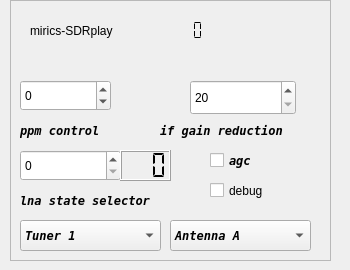
Qt form devices/sdrplay-handler-v2/sdrplay-widget-v2.ui (JvanKatwijk/qt-1090) before a commit.
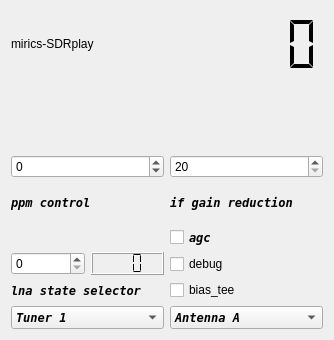
The same form after that commit.

Commit message: added biasT handling to sdrplay

Diff of the .ui file:
```diff
--- a/devices/sdrplay-handler-v2/sdrplay-widget-v2.ui
+++ b/devices/sdrplay-handler-v2/sdrplay-widget-v2.ui
@@ -6,63 +6,25 @@
    <rect>
     <x>0</x>
     <y>0</y>
-    <width>350</width>
-    <height>270</height>
+    <width>334</width>
+    <height>340</height>
    </rect>
   </property>
   <property name="windowTitle">
    <string>SDRplay control</string>
   </property>
-  <widget class="QFrame" name="frame">
-   <property name="geometry">
-    <rect>
-     <x>10</x>
-     <y>0</y>
-     <width>321</width>
-     <height>261</height>
-    </rect>
-   </property>
-   <property name="frameShape">
-    <enum>QFrame::StyledPanel</enum>
-   </property>
-   <property name="frameShadow">
-    <enum>QFrame::Raised</enum>
-   </property>
+  <layout class="QVBoxLayout" name="verticalLayout_5">
+   <item>
+    <layout class="QHBoxLayout" name="horizontalLayout">
+     <item>
    <widget class="QLabel" name="deviceLabel">
-    <property name="geometry">
-     <rect>
-      <x>20</x>
-      <y>20</y>
-      <width>121</width>
-      <height>21</height>
-     </rect>
-    </property>
     <property name="text">
      <string>mirics-SDRplay</string>
     </property>
    </widget>
-   <widget class="QLabel" name="statusLabel">
-    <property name="geometry">
-     <rect>
-      <x>16</x>
-      <y>180</y>
-      <width>121</width>
-      <height>21</height>
-     </rect>
-    </property>
-    <property name="text">
-     <string/>
-    </property>
-   </widget>
+     </item>
+     <item>
    <widget class="QLCDNumber" name="api_version">
-    <property name="geometry">
-     <rect>
-      <x>130</x>
-      <y>20</y>
-      <width>81</width>
-      <height>21</height>
-     </rect>
-    </property>
     <property name="toolTip">
      <string>&lt;html&gt;&lt;head/&gt;&lt;body&gt;&lt;p&gt;Version of the SDRplay library detected.&lt;/p&gt;&lt;/body&gt;&lt;/html&gt;</string>
     </property>
@@ -73,39 +35,22 @@
      <enum>QLCDNumber::Flat</enum>
     </property>
    </widget>
-   <widget class="QCheckBox" name="agcControl">
-    <property name="geometry">
-     <rect>
-      <x>200</x>
-      <y>150</y>
-      <width>71</width>
-      <height>21</height>
-     </rect>
-    </property>
-    <property name="font">
-     <font>
-      <family>DejaVu Sans Mono</family>
-      <weight>75</weight>
-      <italic>true</italic>
-      <bold>true</bold>
-     </font>
-    </property>
-    <property name="toolTip">
-     <string>&lt;html&gt;&lt;head/&gt;&lt;body&gt;&lt;p&gt;Touch to switch on automatic gain control - based on the setting of the lnastate and the ifgain.&lt;/p&gt;&lt;p&gt;If switched on, the lnastate switch and the ifgain slider are switched off&lt;/p&gt;&lt;/body&gt;&lt;/html&gt;</string>
-    </property>
+     </item>
+    </layout>
+   </item>
+   <item>
+    <widget class="QLabel" name="serialNumber">
     <property name="text">
-     <string>agc</string>
-    </property>
-   </widget>
+      <string/>
+     </property>
+    </widget>
+   </item>
+   <item>
+    <layout class="QHBoxLayout" name="horizontalLayout_2">
+     <item>
+      <layout class="QVBoxLayout" name="verticalLayout_2">
+       <item>
    <widget class="QSpinBox" name="ppmControl">
-    <property name="geometry">
-     <rect>
-      <x>10</x>
-      <y>80</y>
-      <width>91</width>
-      <height>31</height>
-     </rect>
-    </property>
     <property name="toolTip">
      <string>&lt;html&gt;&lt;head/&gt;&lt;body&gt;&lt;p&gt;ppm control. Tells the device the offset (in ppm) of the observed oscillator offset.&lt;/p&gt;&lt;/body&gt;&lt;/html&gt;</string>
     </property>
@@ -116,72 +61,77 @@
      <number>200</number>
     </property>
    </widget>
-   <widget class="QLabel" name="serialNumber">
-    <property name="geometry">
-     <rect>
-      <x>20</x>
-      <y>50</y>
-      <width>171</width>
-      <height>21</height>
-     </rect>
-    </property>
+       </item>
+       <item>
+        <widget class="QLabel" name="label">
+         <property name="font">
+          <font>
+           <family>DejaVu Sans Mono</family>
+           <weight>75</weight>
+           <italic>true</italic>
+           <bold>true</bold>
+          </font>
+         </property>
+         <property name="text">
+          <string>ppm control</string>
+         </property>
+        </widget>
+       </item>
+      </layout>
+     </item>
+     <item>
+      <layout class="QVBoxLayout" name="verticalLayout">
+       <item>
+        <widget class="QSpinBox" name="GRdBSelector">
+         <property name="minimum">
+          <number>20</number>
+         </property>
+         <property name="maximum">
+          <number>59</number>
+         </property>
+        </widget>
+       </item>
+       <item>
+        <widget class="QLabel" name="gainsliderLabel">
+         <property name="font">
+          <font>
+           <family>DejaVu Sans Mono</family>
+           <weight>75</weight>
+           <italic>true</italic>
+           <bold>true</bold>
+          </font>
+         </property>
+         <property name="text">
+          <string>if gain reduction</string>
+         </property>
+        </widget>
+       </item>
+      </layout>
+     </item>
+    </layout>
+   </item>
+   <item>
+    <layout class="QHBoxLayout" name="horizontalLayout_5">
+     <item>
+      <layout class="QVBoxLayout" name="verticalLayout_4">
+       <item>
+        <widget class="QLabel" name="statusLabel">
     <property name="text">
      <string/>
     </property>
    </widget>
-   <widget class="QComboBox" name="antennaSelector">
-    <property name="geometry">
-     <rect>
-      <x>160</x>
-      <y>220</y>
-      <width>141</width>
-      <height>31</height>
-     </rect>
-    </property>
-    <property name="font">
-     <font>
-      <family>DejaVu Sans Mono</family>
-      <weight>75</weight>
-      <italic>true</italic>
-      <bold>true</bold>
-     </font>
-    </property>
-    <property name="toolTip">
-     <string>&lt;html&gt;&lt;head/&gt;&lt;body&gt;&lt;p&gt;Select an antenna (RSP-II)&lt;/p&gt;&lt;/body&gt;&lt;/html&gt;</string>
-    </property>
-    <item>
-     <property name="text">
-      <string>Antenna A</string>
-     </property>
     </item>
     <item>
-     <property name="text">
-      <string>Antenna B</string>
-     </property>
-    </item>
-   </widget>
+        <layout class="QHBoxLayout" name="horizontalLayout_3">
+         <item>
    <widget class="QSpinBox" name="lnaGainSetting">
-    <property name="geometry">
-     <rect>
-      <x>10</x>
-      <y>150</y>
-      <width>101</width>
-      <height>31</height>
-     </rect>
-    </property>
     <property name="toolTip">
      <string>&lt;html&gt;&lt;head/&gt;&lt;body&gt;&lt;p&gt;Setting the lna state, determining the gain reduction applied in the lna.&lt;/p&gt;&lt;/body&gt;&lt;/html&gt;</string>
     </property>
    </widget>
+         </item>
+         <item>
    <widget class="QLCDNumber" name="lnaGRdBDisplay">
-    <property name="geometry">
-     <rect>
-      <x>110</x>
-      <y>150</y>
-      <width>51</width>
-      <height>31</height>
-     </rect>
-    </property>
     <property name="toolTip">
      <string>&lt;html&gt;&lt;head/&gt;&lt;body&gt;&lt;p&gt;The display shows the gain reduction in the lna of the device.&lt;/p&gt;&lt;/body&gt;&lt;/html&gt;</string>
     </property>
@@ -192,15 +142,68 @@
      <enum>QLCDNumber::Flat</enum>
     </property>
    </widget>
+         </item>
+        </layout>
+       </item>
+       <item>
+        <widget class="QLabel" name="label_2">
+         <property name="font">
+          <font>
+           <family>DejaVu Sans Mono</family>
+           <weight>75</weight>
+           <italic>true</italic>
+           <bold>true</bold>
+          </font>
+         </property>
+         <property name="text">
+          <string>lna state selector</string>
+         </property>
+        </widget>
+       </item>
+      </layout>
+     </item>
+     <item>
+      <layout class="QVBoxLayout" name="verticalLayout_3">
+       <item>
+        <widget class="QCheckBox" name="agcControl">
+         <property name="font">
+          <font>
+           <family>DejaVu Sans Mono</family>
+           <weight>75</weight>
+           <italic>true</italic>
+           <bold>true</bold>
+          </font>
+         </property>
+         <property name="toolTip">
+          <string>&lt;html&gt;&lt;head/&gt;&lt;body&gt;&lt;p&gt;Touch to switch on automatic gain control - based on the setting of the lnastate and the ifgain.&lt;/p&gt;&lt;p&gt;If switched on, the lnastate switch and the ifgain slider are switched off&lt;/p&gt;&lt;/body&gt;&lt;/html&gt;</string>
+         </property>
+         <property name="text">
+          <string>agc</string>
+         </property>
+        </widget>
+       </item>
+       <item>
+        <widget class="QCheckBox" name="debugControl">
+         <property name="text">
+          <string>debug</string>
+         </property>
+        </widget>
+       </item>
+       <item>
+        <widget class="QCheckBox" name="biasT_selector">
+         <property name="text">
+          <string>bias_tee</string>
+         </property>
+        </widget>
+       </item>
+      </layout>
+     </item>
+    </layout>
+   </item>
+   <item>
+    <layout class="QHBoxLayout" name="horizontalLayout_4">
+     <item>
    <widget class="QComboBox" name="tunerSelector">
-    <property name="geometry">
-     <rect>
-      <x>10</x>
-      <y>220</y>
-      <width>141</width>
-      <height>31</height>
-     </rect>
-    </property>
     <property name="font">
      <font>
       <family>DejaVu Sans Mono</family>
@@ -223,28 +226,9 @@
      </property>
     </item>
    </widget>
-   <widget class="QCheckBox" name="debugControl">
-    <property name="geometry">
-     <rect>
-      <x>200</x>
-      <y>180</y>
-      <width>88</width>
-      <height>21</height>
-     </rect>
-    </property>
-    <property name="text">
-     <string>debug</string>
-    </property>
-   </widget>
-   <widget class="QLabel" name="label">
-    <property name="geometry">
-     <rect>
-      <x>10</x>
-      <y>120</y>
-      <width>101</width>
-      <height>21</height>
-     </rect>
-    </property>
+     </item>
+     <item>
+      <widget class="QComboBox" name="antennaSelector">
     <property name="font">
      <font>
       <family>DejaVu Sans Mono</family>
@@ -253,69 +237,24 @@
       <bold>true</bold>
      </font>
     </property>
-    <property name="text">
-     <string>ppm control</string>
-    </property>
-   </widget>
-   <widget class="QLabel" name="gainsliderLabel">
-    <property name="geometry">
-     <rect>
-      <x>150</x>
-      <y>120</y>
-      <width>151</width>
-      <height>21</height>
-     </rect>
-    </property>
-    <property name="font">
-     <font>
-      <family>DejaVu Sans Mono</family>
-      <weight>75</weight>
-      <italic>true</italic>
-      <bold>true</bold>
-     </font>
-    </property>
+       <property name="toolTip">
+        <string>&lt;html&gt;&lt;head/&gt;&lt;body&gt;&lt;p&gt;Select an antenna (RSP-II)&lt;/p&gt;&lt;/body&gt;&lt;/html&gt;</string>
+       </property>
+       <item>
     <property name="text">
-     <string>if gain reduction</string>
-    </property>
-   </widget>
-   <widget class="QLabel" name="label_2">
-    <property name="geometry">
-     <rect>
-      <x>10</x>
-      <y>190</y>
-      <width>171</width>
-      <height>21</height>
-     </rect>
-    </property>
-    <property name="font">
-     <font>
-      <family>DejaVu Sans Mono</family>
-      <weight>75</weight>
-      <italic>true</italic>
-      <bold>true</bold>
-     </font>
-    </property>
+         <string>Antenna A</string>
+        </property>
+       </item>
+       <item>
     <property name="text">
-     <string>lna state selector</string>
-    </property>
-   </widget>
-   <widget class="QSpinBox" name="GRdBSelector">
-    <property name="geometry">
-     <rect>
-      <x>180</x>
-      <y>80</y>
-      <width>106</width>
-      <height>35</height>
-     </rect>
-    </property>
-    <property name="minimum">
-     <number>20</number>
-    </property>
-    <property name="maximum">
-     <number>59</number>
-    </property>
-   </widget>
-  </widget>
+         <string>Antenna B</string>
+        </property>
+       </item>
+      </widget>
+     </item>
+    </layout>
+   </item>
+  </layout>
  </widget>
  <resources/>
  <connections/>
```
Lines whose indentation alone changed are shown as unchanged. The commit also changes 43 other files.
